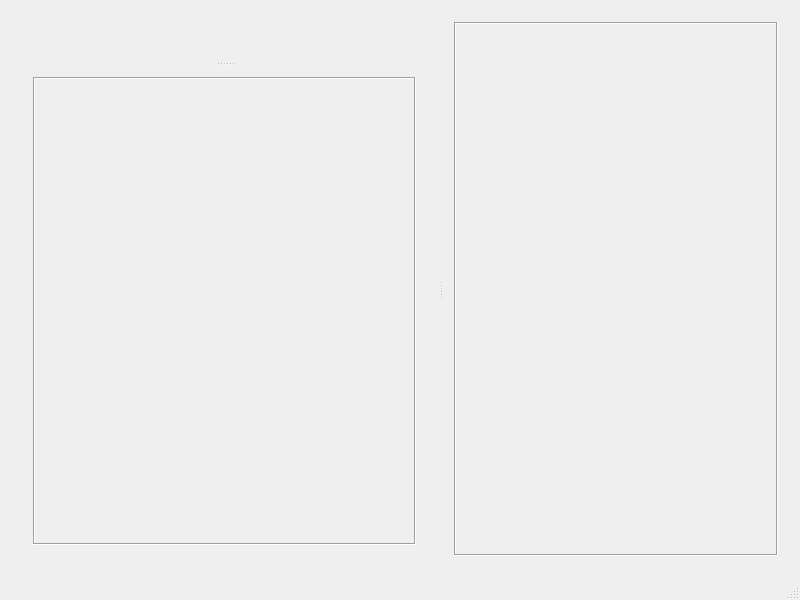
wulf97/CVVEditor, file gui/ui/MainWindow.ui: the form before one commit.
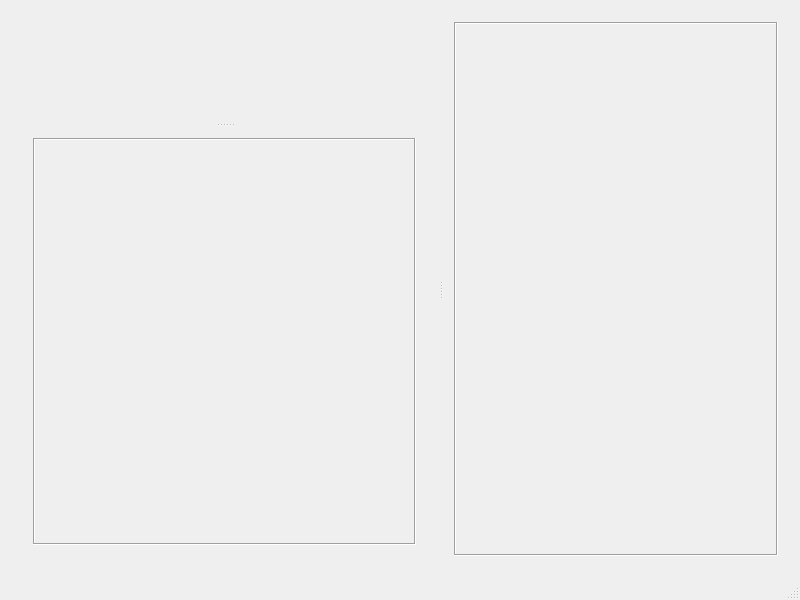
The form after the commit.

Commit message: Поправил, чтобы окно за пределы экрана не выходило

Patch:
```diff
--- a/gui/ui/MainWindow.ui
+++ b/gui/ui/MainWindow.ui
@@ -74,7 +74,7 @@
                  <property name="minimumSize">
                   <size>
                    <width>0</width>
-                   <height>250</height>
+                   <height>0</height>
                   </size>
                  </property>
                  <property name="frameShape">
@@ -89,7 +89,7 @@
                     <x>0</x>
                     <y>0</y>
                     <width>386</width>
-                    <height>514</height>
+                    <height>522</height>
                    </rect>
                   </property>
                   <layout class="QVBoxLayout" name="verticalLayout">
```
Left out of the diff: 4 changed lines with no effect on the pictures.
